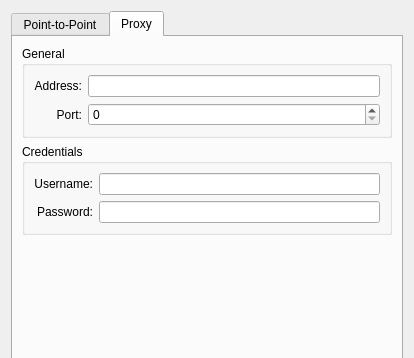
Before: the Qt Designer form vpn/sstp/sstpadvanced.ui in KDE/plasma-nm, drawn with Qt 5; both pictures show x 0 to 414 and y 0 to 358 of the 414 by 649 pixel window.
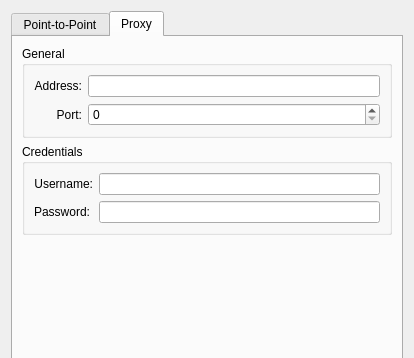
After: the same form once the commit is applied. The open tabs and pages were chosen to show the change. Custom widgets are drawn as their Qt base class.

Commit message: VPN plugins: fix broken layout when using password field

The edit to the form file:
```diff
--- a/vpn/sstp/sstpadvanced.ui
+++ b/vpn/sstp/sstpadvanced.ui
@@ -329,7 +329,7 @@
          <property name="title">
           <string>Credentials</string>
          </property>
-         <layout class="QGridLayout" name="gridLayout_4">
+         <layout class="QFormLayout" name="formLayout_5">
           <item row="0" column="0">
            <widget class="QLabel" name="lbl_username">
             <property name="text">
```
Left out of the diff: 2 changed lines with no effect on the pictures. The commit also changes 6 other files.
